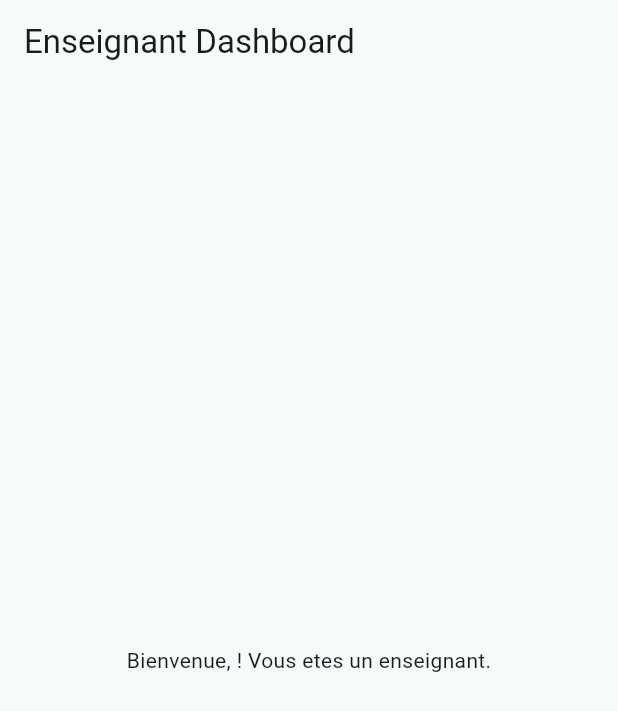
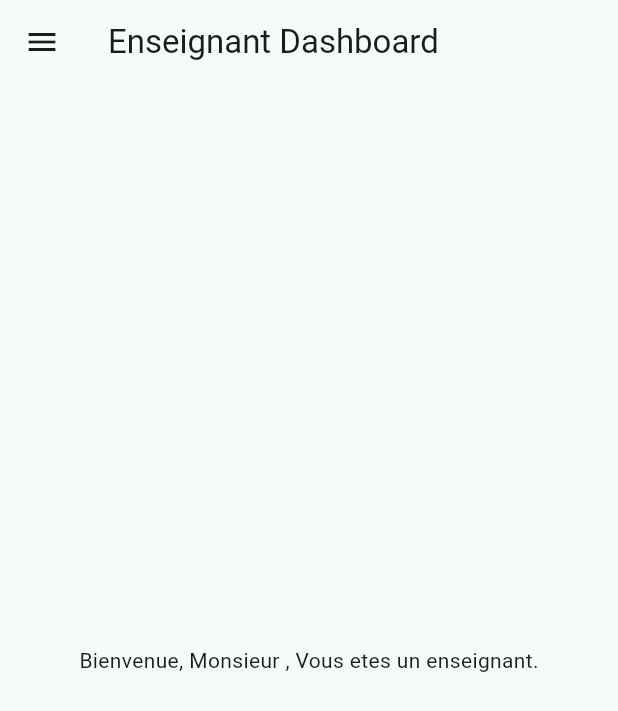
Before and after one commit to nguetcheu/academy_managerMS2D4, a Flutter app: the PageEnseignant screen opened directly with empty values, on a phone screen of 412 x 824 dp. Shown: the top 711 px of the screen. Run offline on Flutter 3.47's test engine with Material 3 defaults, Android fonts, the phone set to English and light mode, and no system bars.

Commit message:
correction message accueil

```diff
--- a/lib/views/page.enseignant.dart
+++ b/lib/views/page.enseignant.dart
@@ -1,6 +1,7 @@
 import 'package:flutter/material.dart';
 
 import '../Model/enseignant_model.dart';
+import 'navbar.dart';
 
 class PageEnseignant extends StatelessWidget {
   final EnseignantModel enseignantModel;
@@ -10,12 +11,13 @@ class PageEnseignant extends StatelessWidget {
   @override
   Widget build(BuildContext context) {
     return Scaffold(
+      drawer: const NavBar(),
       appBar: AppBar(
         title: const Text('Enseignant Dashboard'),
       ),
       body: Center(
         child: Text(
-            'Bienvenue, ${enseignantModel.email}! Vous etes un enseignant.'),
+            'Bienvenue, Monsieur ${enseignantModel.nom}, Vous etes un enseignant.'),
       ),
     );
   }
```
